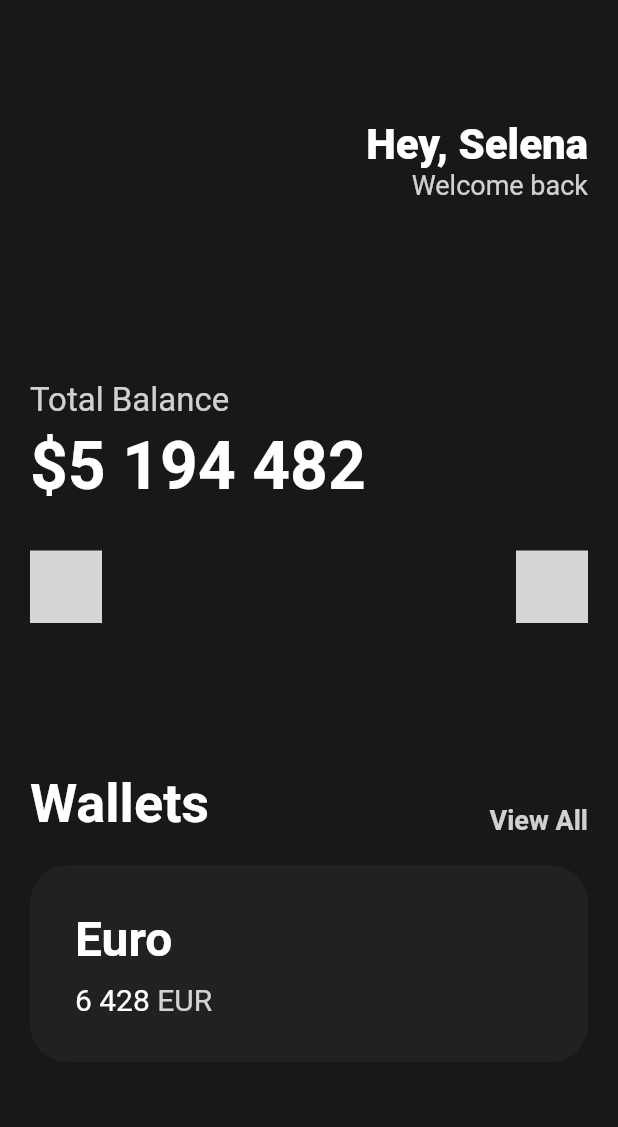
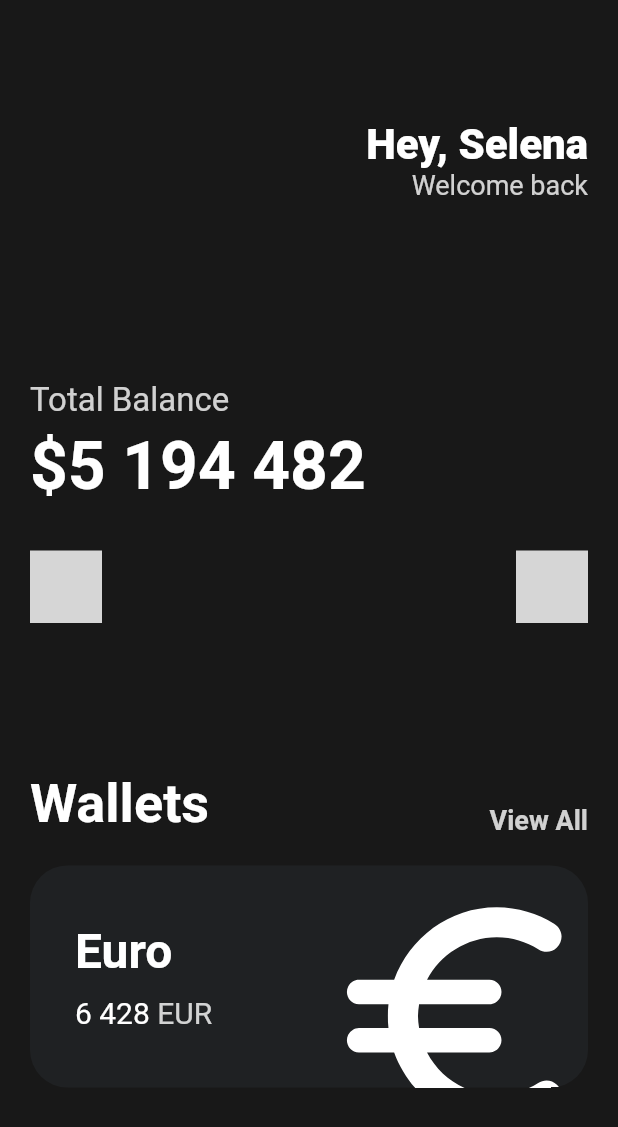
Before and after one commit to chane81/flutter-finnanicial, a Flutter app: the screen it shows after launch, on a phone screen of 412 x 824 dp. Shown: the top 1127 px of the screen. Run offline on Flutter 3.47's test engine with Material 2 defaults, Android fonts, the phone set to English and light mode, and no system bars; statements that could not run were skipped; grey boxes are pictures that could not be loaded.

Commit message:
feat: icons & transforms

```diff
--- a/lib/main.dart
+++ b/lib/main.dart
@@ -108,13 +108,16 @@ class App extends StatelessWidget {
                   height: 20,
                 ),
                 Container(
+                  clipBehavior: Clip.hardEdge,
                   decoration: BoxDecoration(
                     color: const Color(0xFF1F2123),
                     borderRadius: BorderRadius.circular(25),
                   ),
                   child: Padding(
                     padding: const EdgeInsets.all(30),
-                    child: Row(children: [
+                    child: Row(
+                      mainAxisAlignment: MainAxisAlignment.spaceBetween,
+                      children: [
                         Column(
                           crossAxisAlignment: CrossAxisAlignment.start,
                           children: [
@@ -151,7 +154,19 @@ class App extends StatelessWidget {
                             )
                           ],
                         ),
-                    ]),
+                        Transform.scale(
+                          scale: 2.2,
+                          child: Transform.translate(
+                            offset: const Offset(-5, 12),
+                            child: const Icon(
+                              Icons.euro_rounded,
+                              color: Colors.white,
+                              size: 88,
+                            ),
+                          ),
+                        ),
+                      ],
+                    ),
                   ),
                 )
               ],
```
Lines whose indentation alone changed are shown as unchanged.
